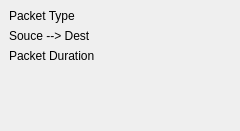
The window that libEPLViz/ui/PacketVizPacket.ui (epl-viz/EPL-Viz) describes before a commit, drawn with Qt 5.
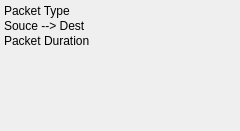
The same window after the commit.

What changed in the file:
```diff
--- a/libEPLViz/ui/PacketVizPacket.ui
+++ b/libEPLViz/ui/PacketVizPacket.ui
@@ -44,9 +44,24 @@
     </sizepolicy>
    </property>
    <property name="lineWidth">
-    <number>2</number>
+    <number>3</number>
    </property>
    <layout class="QVBoxLayout" name="verticalLayout">
+    <property name="spacing">
+     <number>1</number>
+    </property>
+    <property name="leftMargin">
+     <number>4</number>
+    </property>
+    <property name="topMargin">
+     <number>4</number>
+    </property>
+    <property name="rightMargin">
+     <number>4</number>
+    </property>
+    <property name="bottomMargin">
+     <number>4</number>
+    </property>
     <item>
      <widget class="QLabel" name="pType">
       <property name="text">
```
